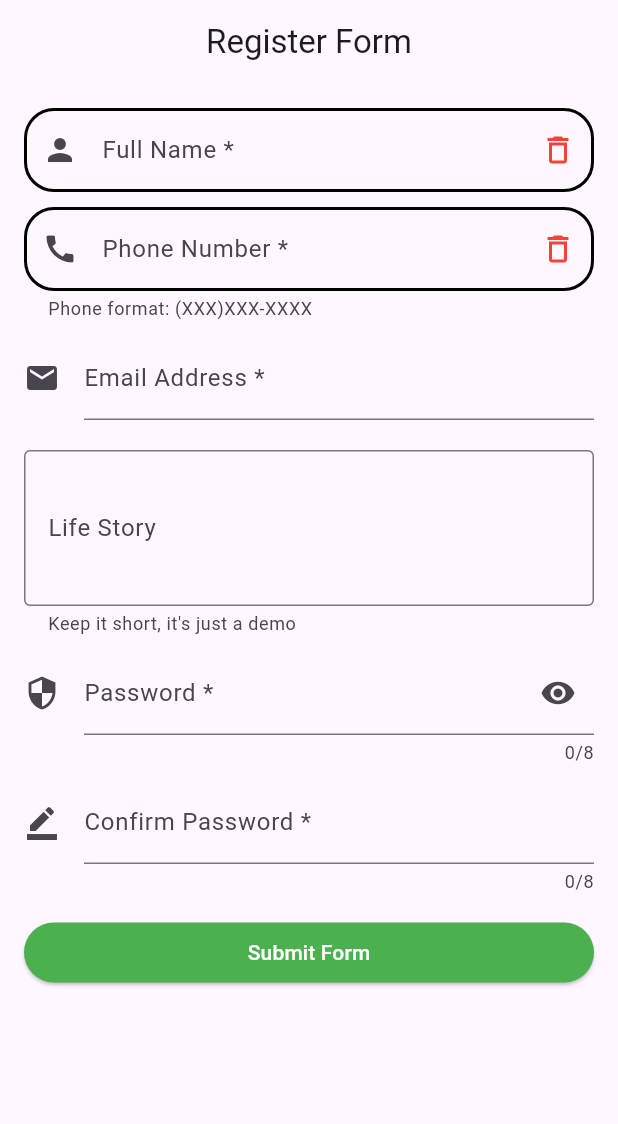
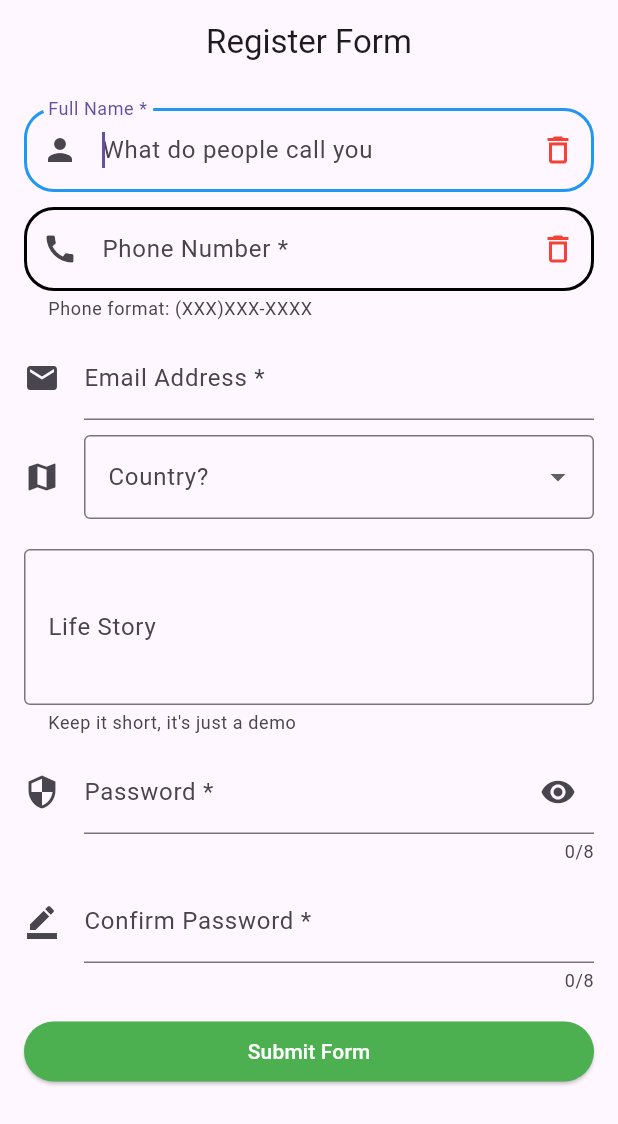
Before and after one commit to akma88/p2709, a Flutter app: the screen it shows after launch, on a phone screen of 412 x 824 dp. Shown: the top 1124 px of the screen. Run offline on Flutter 3.47's test engine with Material 3 defaults, Android fonts, the phone set to English and light mode, and no system bars.

Commit message:
Added new functions

```diff
--- a/lib/register_form_page.dart
+++ b/lib/register_form_page.dart
@@ -20,6 +20,19 @@ class _RegisterFormPageState extends State<RegisterFormPage> {
   final _passController = TextEditingController();
   final _confirmController = TextEditingController();
 
+  final List<String> _countries = [
+    'Russia',
+    'Ukraine',
+    'Kazakhstan',
+    'Germany',
+    'France',
+  ];
+  String? _selectedCountry;
+
+  final _nameFocus = FocusNode();
+  final _phoneFocus = FocusNode();
+  final _passFocus = FocusNode();
+
   @override
   void dispose() {
     _nameController.dispose();
@@ -28,7 +41,19 @@ class _RegisterFormPageState extends State<RegisterFormPage> {
     _storyController.dispose();
     _passController.dispose();
     _confirmController.dispose();
+    _nameFocus.dispose();
+    _phoneFocus.dispose();
+    _passFocus.dispose();
     super.dispose();
+  }
+
+  void _fieldFocusehange(
+    BuildContext context,
+    FocusNode currentFocus,
+    FocusNode nextFocus,
+  ) {
+    currentFocus.unfocus();
+    FocusScope.of(context).requestFocus(nextFocus);
   }
 
   @override
@@ -42,6 +67,11 @@ class _RegisterFormPageState extends State<RegisterFormPage> {
           padding: EdgeInsets.all(16),
           children: [
             TextFormField(
+              focusNode: _nameFocus,
+              autofocus: true,
+              onFieldSubmitted: (_) {
+                _fieldFocusehange(context, _nameFocus, _phoneFocus);
+              },
               controller: _nameController,
               decoration: InputDecoration(
                 labelText: "Full Name *",
@@ -57,12 +87,16 @@ class _RegisterFormPageState extends State<RegisterFormPage> {
                   borderSide: BorderSide(color: Colors.blue, width: 2),
                 ),
               ),
-              validator: (val) =>
-                  val == null || val.isEmpty ? 'Name is required' : null,
+              validator: (value) => _validateName(value!),
             ),
 
             SizedBox(height: 10),
             TextFormField(
+              focusNode: _phoneFocus,
+
+              onFieldSubmitted: (_) {
+                _fieldFocusehange(context, _phoneFocus, _passFocus);
+              },
               controller: _phoneController,
               decoration: InputDecoration(
                 labelText: "Phone Number *",
@@ -80,7 +114,16 @@ class _RegisterFormPageState extends State<RegisterFormPage> {
                 ),
               ),
               keyboardType: TextInputType.phone,
-              inputFormatters: [FilteringTextInputFormatter.digitsOnly],
+              inputFormatters: [
+                // FilteringTextInputFormatter.digitsOnly
+                FilteringTextInputFormatter(
+                  RegExp(r'^[()\d-]{1,15}$'),
+                  allow: true,
+                ),
+              ],
+              validator: (value) => _validatePhoneNumber(value!)
+                  ? null
+                  : 'Phone number must be entered as (###)###-#### ',
             ),
 
             SizedBox(height: 10),
@@ -92,6 +135,32 @@ class _RegisterFormPageState extends State<RegisterFormPage> {
                 icon: Icon(Icons.mail),
               ),
               keyboardType: TextInputType.emailAddress,
+              validator: (value) => _validateEmail(value!),
+            ),
+            SizedBox(height: 10),
+
+            DropdownButtonFormField<String>(
+              decoration: InputDecoration(
+                border: OutlineInputBorder(),
+                icon: Icon(Icons.map),
+                labelText: "Country?",
+              ),
+              items: _countries.map((country) {
+                return DropdownMenuItem<String>(
+                  value: country,
+                  child: Text(country),
+                );
+              }).toList(),
+              onChanged: (data) {
+                print(data);
+                setState(() {
+                  _selectedCountry = data;
+                });
+              },
+              value: _selectedCountry,
+              // validator: (val) {
+              //   return val == null ? 'Please select a country' : null;
+              // },
             ),
 
             SizedBox(height: 20),
@@ -109,6 +178,7 @@ class _RegisterFormPageState extends State<RegisterFormPage> {
 
             SizedBox(height: 10),
             TextFormField(
+              focusNode: _passFocus,
               controller: _passController,
               obscureText: _hidePass,
               maxLength: 8,
@@ -127,6 +197,7 @@ class _RegisterFormPageState extends State<RegisterFormPage> {
                 ),
                 icon: Icon(Icons.security),
               ),
+              validator: (value) => _validatePassword(value!),
             ),
 
             SizedBox(height: 10),
@@ -139,6 +210,7 @@ class _RegisterFormPageState extends State<RegisterFormPage> {
                 hintText: "Confirm the password",
                 icon: Icon(Icons.border_color),
               ),
+              validator: (value) => _validatePassword(value!),
             ),
 
             SizedBox(height: 15),
@@ -156,11 +228,52 @@ class _RegisterFormPageState extends State<RegisterFormPage> {
 
   void _submitForm() {
     if (_formkey.currentState!.validate()) {
+      _formkey.currentState?.save();
+      print('Form is valid');
       print("Form is valid");
       print('Name: ${_nameController.text}');
       print('Phone: ${_phoneController.text}');
       print('Email: ${_emailController.text}');
+      print('Counrty: ${_selectedCountry}');
       print('Story: ${_storyController.text}');
+    } else {
+      print('Form is not valid! Please review and correct');
+    }
+  }
+
+  String? _validateName(String value) {
+    final _nameExp = RegExp(r'^[A-Za-z]+$');
+    if (value == null || value.isEmpty) {
+      return 'Name is required.';
+    } else if (!_nameExp.hasMatch(value)) {
+      return 'Please enter alphabetical characters';
+    } else {
+      return null;
+    }
+  }
+
+  bool _validatePhoneNumber(String input) {
+    final phoneExp = RegExp(r'^\(\d\d\d\)\d\d\d\-\d\d\d\d$');
+    return phoneExp.hasMatch(input);
+  }
+
+  String? _validateEmail(String value) {
+    if (value.isEmpty) {
+      return 'Email can not be empty';
+    } else if (!_emailController.text.contains('@')) {
+      return 'Invalid email address';
+    } else {
+      return null;
+    }
+  }
+
+  String? _validatePassword(String value) {
+    if (_passController.text.length != 8) {
+      return '8 characters required for password';
+    } else if (_confirmController.text != _passController.text) {
+      return "Passsword does not match";
+    } else {
+      return null;
     }
   }
 }
```
